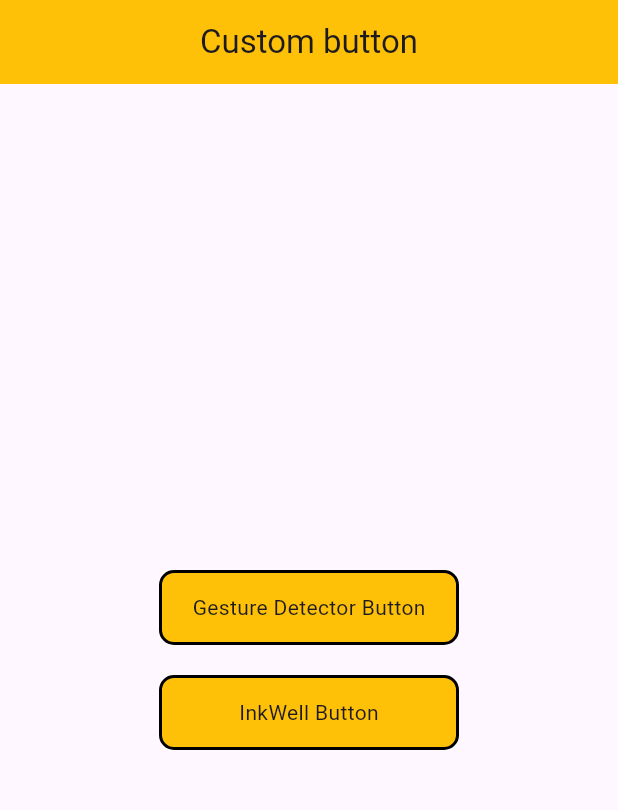
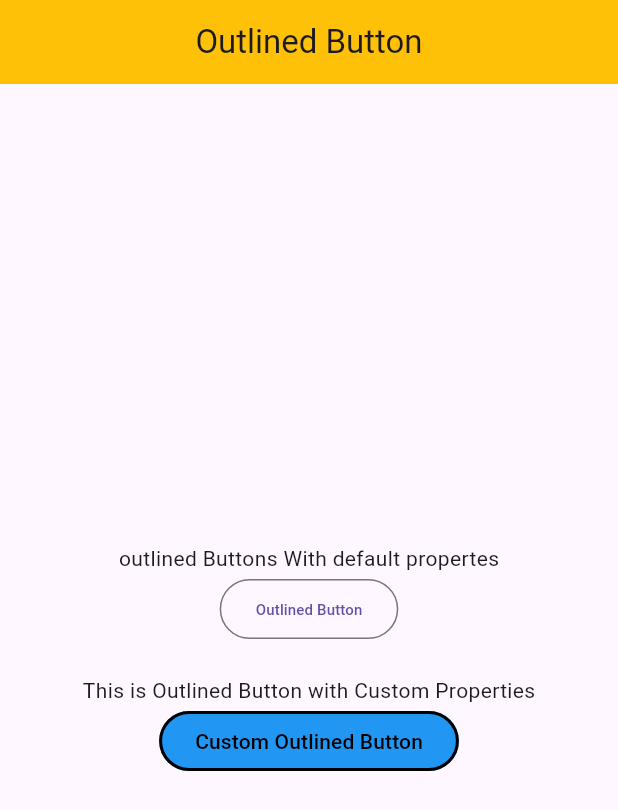
Before and after one commit to Ajkaushik9045/flutter_basics, a Flutter app: the screen it shows after launch, on a phone screen of 412 x 824 dp. Shown: the top 810 px of the screen. Run offline on Flutter 3.47's test engine with Material 3 defaults, Android fonts, the phone set to English and light mode, and no system bars; our stand-ins replace cached_network_image.

Commit message:
outlined Button

```diff
--- /dev/null
+++ b/lib/Flutter_Widgets/Basic_Widgets/buttons_widgets/Built-In Button Widgets/outlined_button_widget.dart
@@ -0,0 +1,63 @@
+import 'package:flutter/material.dart';
+
+class OutlinedButtonWidget extends StatelessWidget {
+  const OutlinedButtonWidget({super.key});
+
+  @override
+  Widget build(BuildContext context) {
+    return Scaffold(
+      appBar: AppBar(
+          title: const Text("Outlined Button"),
+          centerTitle: true,
+          backgroundColor: Colors.amber),
+      body: Center(
+        child: Column(
+          mainAxisAlignment: MainAxisAlignment.center,
+          children: [
+            const Text("outlined Buttons With default propertes"),
+            //Default outlined Button
+            OutlinedButton(
+              child: const Text(
+                "Outlined Button",
+                style: TextStyle(fontSize: 10),
+              ),
+              onPressed: () {
+                ScaffoldMessenger.of(context).showSnackBar(
+                  const SnackBar(
+                    content: Text("default Ouotlined Button"),
+                  ),
+                );
+              },
+            ),
+            const SizedBox(
+              height: 20,
+            ),
+            const Text(
+              "This is Outlined Button with Custom Properties",
+            ),
+            // Customised outlined Button
+            OutlinedButton(
+              onPressed: () {
+                ScaffoldMessenger.of(context).showSnackBar(
+                  const SnackBar(
+                    content: Text(
+                        "This is Outlined Button with diffrent/ customproperties",
+                        style: TextStyle(fontSize: 10)),
+                  ),
+                );
+              },
+              style: OutlinedButton.styleFrom(
+                backgroundColor: Colors.blue,
+                foregroundColor: Colors.black,
+                side: const BorderSide(color: Colors.black, width: 2),
+                minimumSize: const Size(100, 40),
+                maximumSize: const Size(300, 60),
+              ),
+              child: const Text("Custom Outlined Button"),
+            )
+          ],
+        ),
+      ),
+    );
+  }
+}
--- a/lib/main.dart
+++ b/lib/main.dart
@@ -2,6 +2,7 @@
 
 import 'package:flutter/material.dart';
 import 'package:flutter_basics/Flutter_Widgets/Basic_Widgets/buttons_widgets/Built-In%20Button%20Widgets/elevated_button_widget.dart';
+import 'package:flutter_basics/Flutter_Widgets/Basic_Widgets/buttons_widgets/Built-In%20Button%20Widgets/outlined_button_widget.dart';
 import 'package:flutter_basics/Flutter_Widgets/Basic_Widgets/buttons_widgets/Built-In%20Button%20Widgets/text_button_widget.dart';
 import 'package:flutter_basics/Flutter_Widgets/Basic_Widgets/buttons_widgets/Custom%20Buttons/custom_button_using_container.dart';
 import 'package:flutter_basics/Flutter_Widgets/Basic_Widgets/icon_widget.dart';
@@ -21,7 +22,7 @@ class MyApp extends StatelessWidget {
   Widget build(BuildContext context) {
     return  const MaterialApp(
       debugShowCheckedModeBanner: false,
-      home: CustomButtonUsingContainer(),
+      home: OutlinedButtonWidget(),
     );
   }
 }
```
